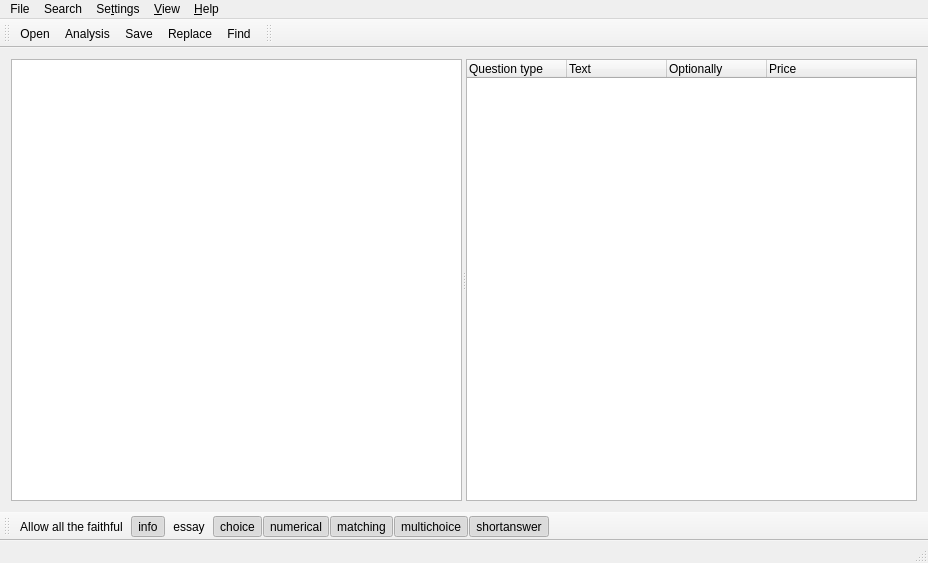
Before: the Qt Designer form mainwindow.ui in schmidtevgeny/moodle_question_import, drawn with Qt 5.
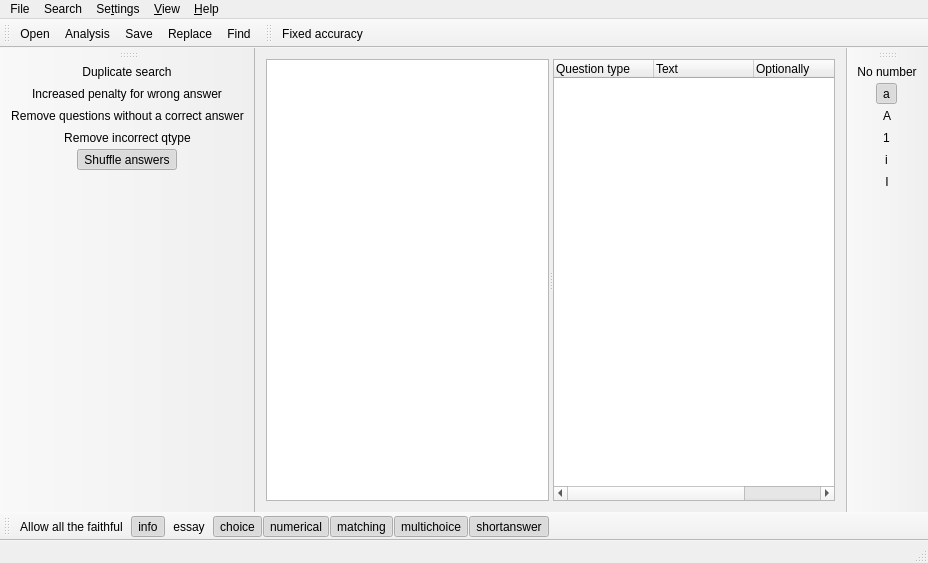
After: the same form once the commit is applied. Icons and pictures are not drawn.

```diff
--- a/mainwindow.ui
+++ b/mainwindow.ui
@@ -203,6 +203,7 @@
    <attribute name="toolBarBreak">
     <bool>false</bool>
    </attribute>
+   <addaction name="actionFixedAccuracy"/>
   </widget>
   <widget class="QToolBar" name="questionTypeToolBar">
    <property name="windowTitle">
@@ -223,6 +224,39 @@
    <addaction name="format_multichoice"/>
    <addaction name="format_shortanswer"/>
   </widget>
+  <widget class="QToolBar" name="toolBar_2">
+   <property name="windowTitle">
+    <string>toolBar_2</string>
+   </property>
+   <attribute name="toolBarArea">
+    <enum>RightToolBarArea</enum>
+   </attribute>
+   <attribute name="toolBarBreak">
+    <bool>false</bool>
+   </attribute>
+   <addaction name="menuNumber_answersNo"/>
+   <addaction name="menuNumber_answers_a"/>
+   <addaction name="menuNumber_answers_A"/>
+   <addaction name="menuNumber_answers_1"/>
+   <addaction name="menuNumber_answers_i"/>
+   <addaction name="menuNumber_answers_I"/>
+  </widget>
+  <widget class="QToolBar" name="toolBar_3">
+   <property name="windowTitle">
+    <string>toolBar_3</string>
+   </property>
+   <attribute name="toolBarArea">
+    <enum>LeftToolBarArea</enum>
+   </attribute>
+   <attribute name="toolBarBreak">
+    <bool>false</bool>
+   </attribute>
+   <addaction name="actionDuplicate_search"/>
+   <addaction name="action_bigPenalty"/>
+   <addaction name="actionRemoveNoAnswer"/>
+   <addaction name="actionRemove_incorrect"/>
+   <addaction name="actionShuffle_answers"/>
+  </widget>
   <action name="actionAnalyse">
    <property name="icon">
     <iconset resource="images/icon.qrc">
```
Left out of the diff: 52 changed lines with no effect on the pictures.
